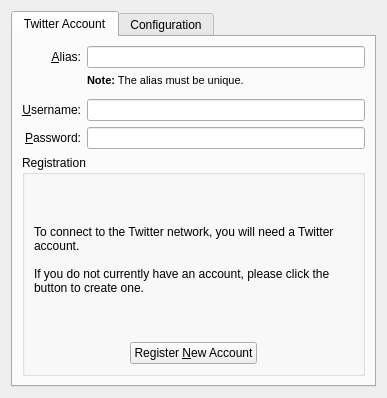
KDE/choqok, file microblogs/twitter/twittereditaccount_base.ui: the form before one commit.
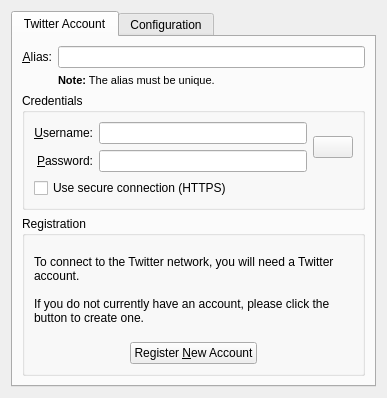
The form after the commit. Custom widgets are drawn as their Qt base class.

Patch:
```diff
--- a/microblogs/twitter/twittereditaccount_base.ui
+++ b/microblogs/twitter/twittereditaccount_base.ui
@@ -68,9 +68,16 @@
         </widget>
        </item>
        <item row="2" column="0" colspan="2">
-        <widget class="KSeparator" name="kseparator"/>
-       </item>
-       <item row="3" column="0">
+        <widget class="QGroupBox" name="kcfg_credentialsBox">
+         <property name="title">
+          <string>Credentials</string>
+         </property>
+         <layout class="QVBoxLayout" name="verticalLayout_3">
+          <item>
+           <layout class="QHBoxLayout" name="horizontalLayout">
+            <item>
+             <layout class="QGridLayout" name="gridLayout_2">
+              <item row="0" column="0">
         <widget class="QLabel" name="textLabel1">
          <property name="text">
           <string>&amp;Username:</string>
@@ -83,14 +90,14 @@
          </property>
         </widget>
        </item>
-       <item row="3" column="1">
+              <item row="0" column="1">
         <widget class="KLineEdit" name="kcfg_username">
          <property name="toolTip">
           <string>The name you use to connect to the service</string>
          </property>
         </widget>
        </item>
-       <item row="4" column="0">
+              <item row="1" column="0">
         <widget class="QLabel" name="textLabel1_2">
          <property name="text">
           <string>&amp;Password:</string>
@@ -103,7 +110,7 @@
          </property>
         </widget>
        </item>
-       <item row="4" column="1">
+              <item row="1" column="1">
         <widget class="KLineEdit" name="kcfg_password">
          <property name="toolTip">
           <string>The password associated to your user name for the service</string>
@@ -116,7 +123,28 @@
          </property>
         </widget>
        </item>
-       <item row="5" column="0" colspan="2">
+             </layout>
+            </item>
+            <item>
+             <widget class="KPushButton" name="kcfg_test">
+              <property name="toolTip">
+               <string>Verify Credential</string>
+              </property>
+             </widget>
+            </item>
+           </layout>
+          </item>
+          <item>
+           <widget class="QCheckBox" name="kcfg_secure">
+            <property name="text">
+             <string>Use secure connection (HTTPS)</string>
+            </property>
+           </widget>
+          </item>
+         </layout>
+        </widget>
+       </item>
+       <item row="3" column="0" colspan="2">
         <widget class="QGroupBox" name="groupBoxRegister">
          <property name="title">
           <string>Registration</string>
@@ -209,13 +237,6 @@
        <string>Configuration</string>
       </attribute>
       <layout class="QVBoxLayout" name="verticalLayout_2">
-       <item>
-        <widget class="QCheckBox" name="kcfg_secure">
-         <property name="text">
-          <string>Use secure connection (HTTPS)</string>
-         </property>
-        </widget>
-       </item>
        <item>
         <widget class="QCheckBox" name="kcfg_doNotShowRepliesOnHome">
          <property name="text">
@@ -259,6 +280,11 @@
   </layout>
  </widget>
  <customwidgets>
+  <customwidget>
+   <class>KPushButton</class>
+   <extends>QPushButton</extends>
+   <header>kpushbutton.h</header>
+  </customwidget>
   <customwidget>
    <class>KLineEdit</class>
    <extends>QLineEdit</extends>
@@ -270,11 +296,6 @@
    <header>ktabwidget.h</header>
    <container>1</container>
   </customwidget>
-  <customwidget>
-   <class>KSeparator</class>
-   <extends>QFrame</extends>
-   <header>kseparator.h</header>
-  </customwidget>
  </customwidgets>
  <tabstops>
   <tabstop>kcfg_register</tabstop>
```
Left out of the diff: 12 changed lines with no effect on the pictures. Lines whose indentation alone changed are shown as unchanged.
